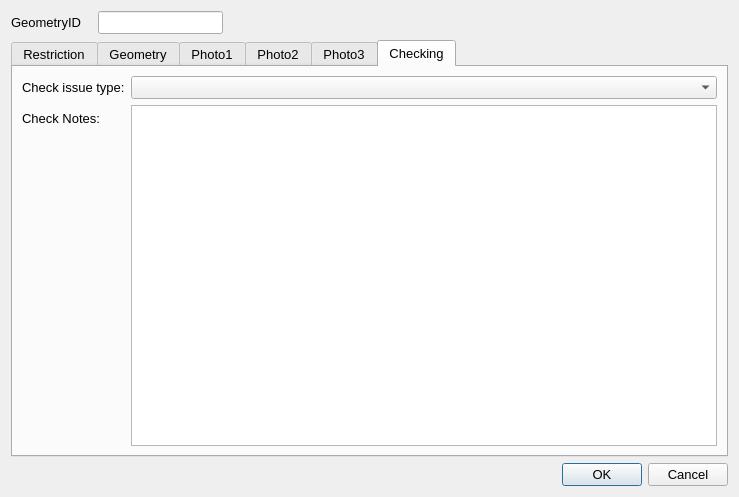
First picture: the form in ui/Cycle_Parking.ui, repository tlh22/demandForm, before the edit.
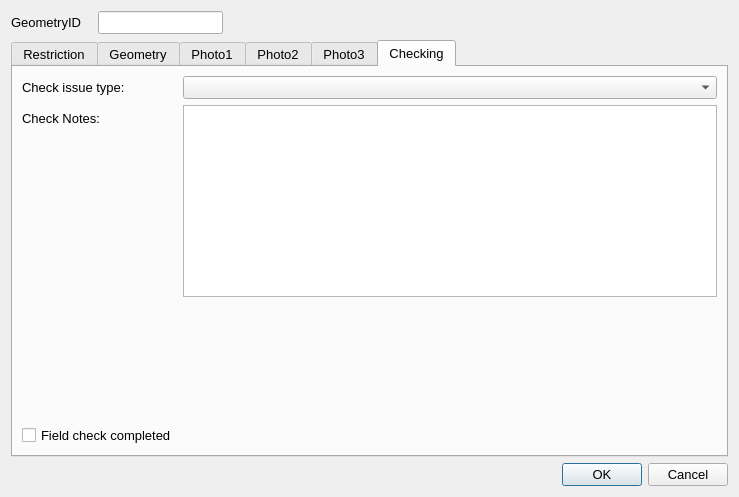
Second picture: the form after the edit. The open tabs and pages were chosen to show the change. Icons and pictures are not drawn.

```diff
--- a/ui/Cycle_Parking.ui
+++ b/ui/Cycle_Parking.ui
@@ -516,6 +516,26 @@
        <item row="0" column="1">
         <widget class="QComboBox" name="MHTC_CheckIssueTypeID"/>
        </item>
+       <item row="3" column="0">
+        <widget class="QCheckBox" name="FieldCheckCompleted">
+         <property name="text">
+          <string>Field check completed</string>
+         </property>
+        </widget>
+       </item>
+       <item row="2" column="0">
+        <spacer name="verticalSpacer_2">
+         <property name="orientation">
+          <enum>Qt::Vertical</enum>
+         </property>
+         <property name="sizeHint" stdset="0">
+          <size>
+           <width>20</width>
+           <height>20</height>
+          </size>
+         </property>
+        </spacer>
+       </item>
       </layout>
      </widget>
     </widget>
```
